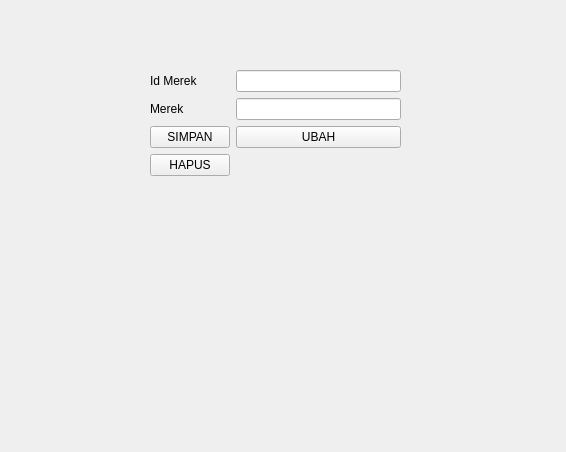
Old version of the form Tugas_2310010573/SewaMobil_2310010573/merek.ui in the repository eevnxx999/Tugas_2310010573.
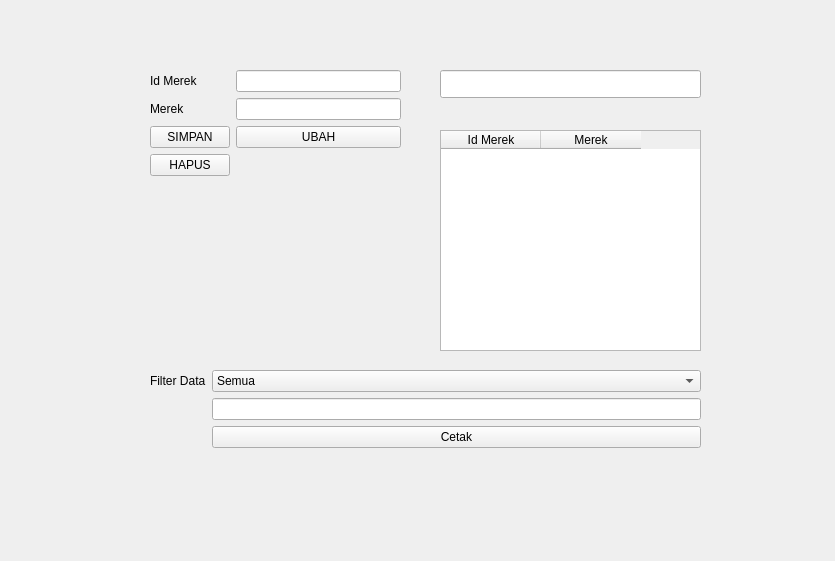
New version of the form.

The edit to the form file:
```diff
--- a/Tugas_2310010573/SewaMobil_2310010573/merek.ui
+++ b/Tugas_2310010573/SewaMobil_2310010573/merek.ui
@@ -6,8 +6,8 @@
    <rect>
     <x>0</x>
     <y>0</y>
-    <width>566</width>
-    <height>452</height>
+    <width>835</width>
+    <height>561</height>
    </rect>
   </property>
   <property name="windowTitle">
@@ -66,6 +66,79 @@
     </item>
    </layout>
   </widget>
+  <widget class="QLineEdit" name="lineCari">
+   <property name="geometry">
+    <rect>
+     <x>440</x>
+     <y>70</y>
+     <width>261</width>
+     <height>28</height>
+    </rect>
+   </property>
+  </widget>
+  <widget class="QTableWidget" name="tblMerek">
+   <property name="geometry">
+    <rect>
+     <x>440</x>
+     <y>130</y>
+     <width>261</width>
+     <height>221</height>
+    </rect>
+   </property>
+   <column>
+    <property name="text">
+     <string>Id Merek</string>
+    </property>
+   </column>
+   <column>
+    <property name="text">
+     <string>Merek</string>
+    </property>
+   </column>
+  </widget>
+  <widget class="QWidget" name="formLayoutWidget_2">
+   <property name="geometry">
+    <rect>
+     <x>150</x>
+     <y>370</y>
+     <width>551</width>
+     <height>111</height>
+    </rect>
+   </property>
+   <layout class="QFormLayout" name="formLayout_2">
+    <item row="0" column="0">
+     <widget class="QLabel" name="filterDataLabel">
+      <property name="text">
+       <string>Filter Data</string>
+      </property>
+     </widget>
+    </item>
+    <item row="0" column="1">
+     <widget class="QComboBox" name="comboFilter">
+      <item>
+       <property name="text">
+        <string>Semua</string>
+       </property>
+      </item>
+      <item>
+       <property name="text">
+        <string>Merek</string>
+       </property>
+      </item>
+     </widget>
+    </item>
+    <item row="2" column="1">
+     <widget class="QPushButton" name="btnCetak">
+      <property name="text">
+       <string>Cetak</string>
+      </property>
+     </widget>
+    </item>
+    <item row="1" column="1">
+     <widget class="QLineEdit" name="txtMerek"/>
+    </item>
+   </layout>
+  </widget>
  </widget>
  <resources/>
  <connections/>
```
